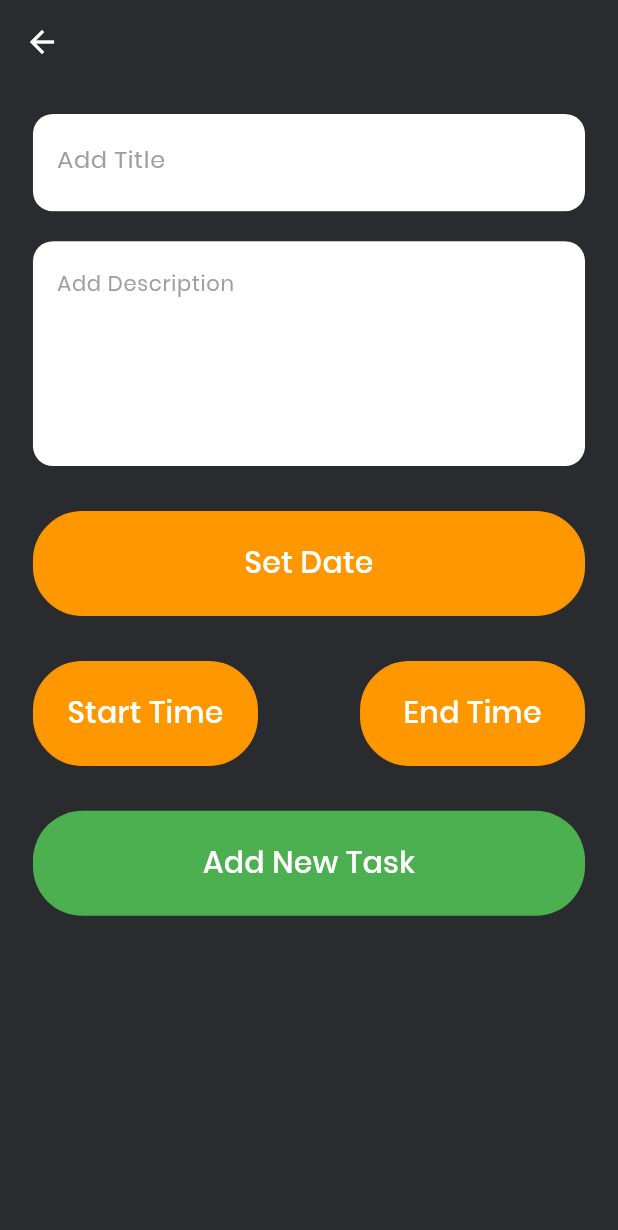
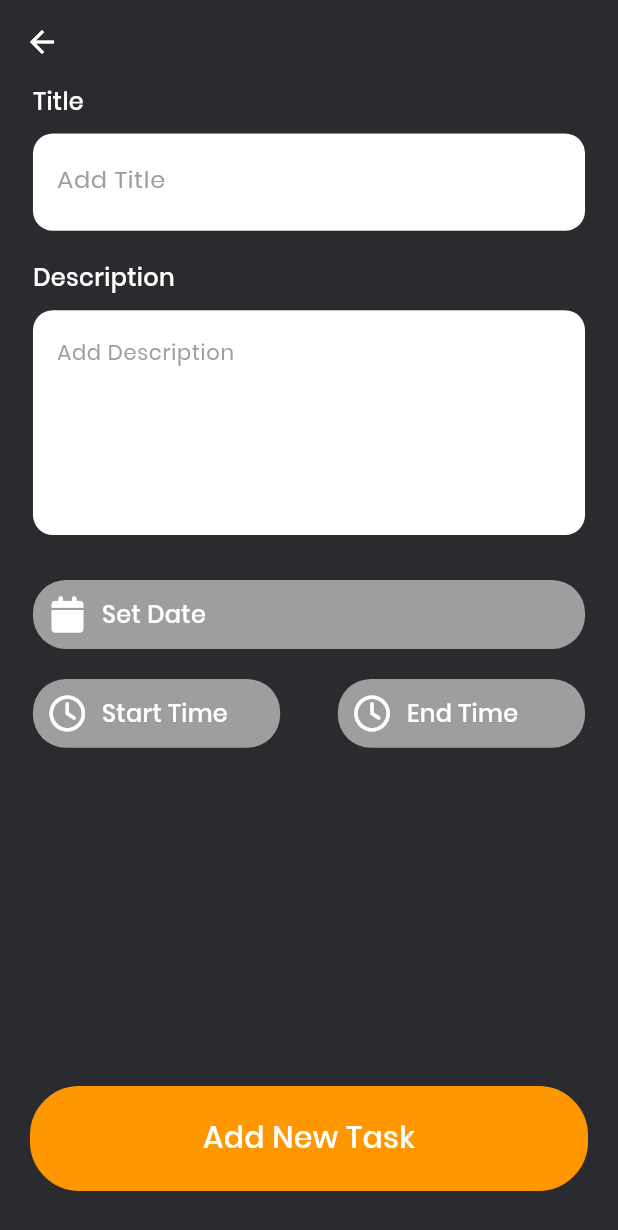
Before and after one commit to Samindu-Denuwan/ToDo, a Flutter app: the AddTask screen opened directly, on a phone screen of 412 x 824 dp. Shown: the top 1230 px of the screen. Run offline on Flutter 3.47's test engine with Material 2 defaults, Android fonts, the light colour scheme and no system bars; drawn by our look-alikes of dynamic_color; our stand-ins replace country_picker, flutter_datetime_picker_plus, flutter_screenutil, flutter_vector_icons, google_fonts, hooks_riverpod and 5 more; missing offline and left inert: flutter_rounded_date_picker; accounts and stored records are empty; generated files the repository leaves out were written again.

Commit message:
Add Calendar and Time picker

```diff
--- a/lib/features/todo/pages/add.dart
+++ b/lib/features/todo/pages/add.dart
@@ -1,10 +1,16 @@
 import 'package:flutter/material.dart';
 import 'package:flutter_screenutil/flutter_screenutil.dart';
+import 'package:flutter_vector_icons/flutter_vector_icons.dart';
 import 'package:hooks_riverpod/hooks_riverpod.dart';
 import 'package:lottie/lottie.dart';
 import 'package:todo/common/utils/constants.dart';
 import 'package:todo/common/widgets/widgets.dart';
+import 'package:todo/features/todo/controllers/dates/dates_provider.dart';
+import 'package:todo/features/todo/widgets/tile_widget.dart';
 import 'package:todo/generated/assets.dart';
+import 'package:flutter_rounded_date_picker/flutter_rounded_date_picker.dart';
+
+
 
 class AddTask extends ConsumerStatefulWidget {
   const AddTask({Key? key}) : super(key: key);
@@ -16,22 +22,30 @@ class AddTask extends ConsumerStatefulWidget {
 class _AddTaskState extends ConsumerState<AddTask> {
   final TextEditingController titleController = TextEditingController();
   final TextEditingController descController = TextEditingController();
+
+
+
   @override
   Widget build(BuildContext context) {
-    return Scaffold(
-      appBar: AppBar(
-        backgroundColor: Colors.transparent,
-        elevation: 0,
-        foregroundColor: Colors.white,
+    var scheduledDate = ref.watch(dateStateProvider);
+    var startTime = ref.watch(startTimeStateProvider);
+    var finishTime = ref.watch(finishTimeStateProvider);
+    return GestureDetector(
+      onTap: ()=>FocusScope.of(context).unfocus(),
+      child: Scaffold(
+        appBar: AppBar(
+          backgroundColor: Colors.transparent,
+          elevation: 0,
+          foregroundColor: Colors.white,
 
-      ),
-      body: Padding(
-          padding: EdgeInsets.symmetric(horizontal: 20.w),
-        child: GestureDetector(
-          onTap: ()=>FocusScope.of(context).unfocus(),
+        ),
+        body: Padding(
+            padding: EdgeInsets.symmetric(horizontal: 20.w),
           child: ListView(
             children: [
-              const HeightSpacer(height: 20),
+              ReusableText(text: "Title",
+                  style: appStyle(16, AppConst.kLight, FontWeight.w500)),
+              const HeightSpacer(height: 10),
               CustomTextField(
                   height: 65,
                   keyboard: TextInputType.text,
@@ -40,6 +54,9 @@ class _AddTaskState extends ConsumerState<AddTask> {
                   style: appStyle(18, AppConst.kGreyLight, FontWeight.w600)),
 
               const HeightSpacer(height: 20),
+              ReusableText(text: "Description",
+                  style: appStyle(16, AppConst.kLight, FontWeight.w500)),
+              const HeightSpacer(height: 10),
               CustomTextField(
                   height: 150,
                   maxLine: 6,
@@ -48,50 +65,90 @@ class _AddTaskState extends ConsumerState<AddTask> {
                   hintStyle: appStyle(14, Colors.grey.shade500, FontWeight.w400),
                   style: appStyle(16, AppConst.kGreyLight, FontWeight.w500)),
               const HeightSpacer(height: 30),
-               CustomOutlineBtn(
-                   onTap: (){},
-                  margin: 0,
-                  borderColor: Colors.orange,
-                  backColor: Colors.orange,
-                  txtColor: Colors.white,
-                  text: "Set Date"),
+              GestureDetector(
+                onTap:() async {
+                  DateTime? newDate = await showRoundedDatePicker(
+                    context: context,
+                    barrierDismissible: false,
+                    theme: ThemeData(
+                        primarySwatch: Colors.orange,
+                        brightness: Brightness.dark
+                    ),
+                    fontFamily: 'Poppins',
+                    height: AppConst.kHeight/2.7,
+                    initialDate: DateTime.now(),
+                    firstDate: DateTime(DateTime.now().year),
+                    lastDate: DateTime(DateTime.now().year + 2),
+                    borderRadius: 16,
 
-              const HeightSpacer(height: 30),
+                  );
+                  ref.read(dateStateProvider.notifier).setDate(newDate.toString());
+
+                },
+                child: TileWidget(
+                    width: AppConst.kWidth,
+                    icon: FontAwesome.calendar,
+                    text: scheduledDate==''?"Set Date": scheduledDate.substring(0,10)),
+              ),
+              const HeightSpacer(height: 20),
               Row(
                 mainAxisAlignment: MainAxisAlignment.spaceBetween,
                 children: [
-                   CustomOutlineBtn(
-                       onTap: (){},
-                      margin: 0,
-                      borderColor: Colors.orange,
-                      backColor: Colors.orange,
-                      txtColor: Colors.white,
-                      text: "Start Time"),
-                   CustomOutlineBtn(
-                       onTap: (){},
-                      margin: 0,
-                      borderColor: Colors.orange,
-                      backColor: Colors.orange,
-                      txtColor: Colors.white,
-                      text: "End Time"),
+                  GestureDetector(
+                    onTap:() async {
+                      final timeStart = await showRoundedTimePicker(
+                        context: context,
+                        theme: ThemeData(
+                            primarySwatch: Colors.orange,
+                            brightness: Brightness.dark
+                        ),
+                        fontFamily: 'Poppins',
+                        initialTime: TimeOfDay.now(),
+                      );
+                      ref.read(startTimeStateProvider.notifier).setStart(timeStart.toString());
+                    },
+                    child: TileWidget(
+                        width: 150,
+                        icon: FontAwesome.clock_o,
+                        text: startTime==''?"Start Time": startTime.substring(10,15)
+                    ),
+                  ),
+                  const HeightSpacer(height: 20),
+                  GestureDetector(
+                    onTap:() async {
+                      final timeFinish = await showRoundedTimePicker(
+                        context: context,
+                        theme: ThemeData(
+                            primarySwatch: Colors.orange,
+                            brightness: Brightness.dark
+                        ),
+                        fontFamily: 'Poppins',
+                        initialTime: TimeOfDay.now(),
+                      );
+                      ref.read(finishTimeStateProvider.notifier).setFinish(timeFinish.toString());
 
+                    },
+                    child:  TileWidget(
+                        width: 150,
+                        icon: FontAwesome.clock_o,
+                        text: finishTime==''?"End Time": finishTime.substring(10,15)),
+                  ),
                 ],
               ),
-              const HeightSpacer(height: 30),
-               CustomOutlineBtn(
-                  onTap: (){},
-                  margin: 0,
-                  borderColor: Colors.transparent,
-                  backColor: Colors.green,
-                  txtColor: Colors.white,
-                  text: "Add New Task"),
-
-
-
-
 
             ],
           ),
+        ),
+        bottomNavigationBar:  Padding(
+          padding:  EdgeInsets.symmetric(vertical: 30.h, horizontal: 20.h),
+          child: CustomOutlineBtn(
+              onTap: (){},
+              margin: 0,
+              width: AppConst.kWidth,
+              borderColor: Colors.orange,
+              backColor: Colors.orange,
+              txtColor: Colors.white,
+              text: "Add New Task"),
         ),
       ),
     );
--- a/pubspec.yaml
+++ b/pubspec.yaml
@@ -46,6 +46,7 @@ dependencies:
   riverpod_annotation: ^2.1.1
   sqflite: ^2.2.8+4
   dynamic_color: ^1.6.5
+  flutter_rounded_date_picker: ^3.0.4
 
 dev_dependencies:
   flutter_test:
```
Also changed, not shown: lib/features/todo/controllers/dates/dates_provider.dart (+37 -26 lines), lib/features/todo/pages/home_page.dart (+135 -116 lines), lib/features/todo/controllers/dates/dates_provider.g.dart (added), pubspec.lock.
